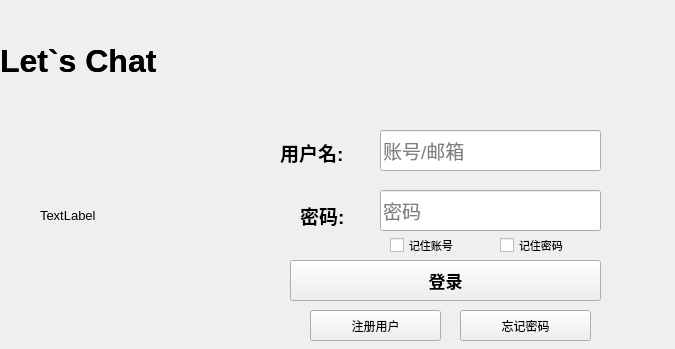
Old version of the form client/loginWindow/userLogin.ui in the repository A-Yu-cn/sqq.
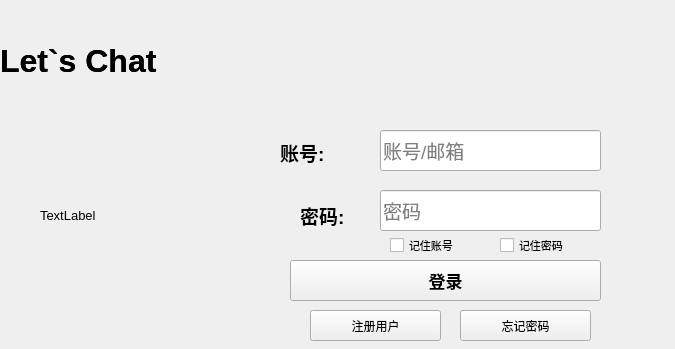
New version of the form.

Commit message: 登录界面文字修改

```diff
--- a/client/loginWindow/userLogin.ui
+++ b/client/loginWindow/userLogin.ui
@@ -58,7 +58,7 @@
     </font>
    </property>
    <property name="text">
-    <string>用户名:</string>
+    <string>账号:</string>
    </property>
   </widget>
   <widget class="QLabel" name="label_3">
```
